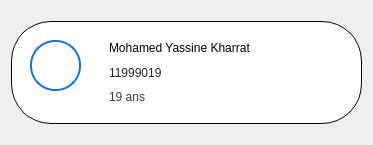
The window that assets/widgets/ThreeLineListItem.ui (Mindblownserver/mini-project) describes before a commit, drawn with Qt 5.
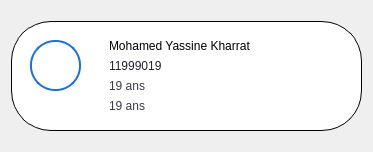
The same window after the commit. Icons and pictures are not drawn.

Diff of the .ui file:
```diff
--- a/assets/widgets/ThreeLineListItem.ui
+++ b/assets/widgets/ThreeLineListItem.ui
@@ -175,6 +175,23 @@
            </property>
           </widget>
          </item>
+         <item>
+          <widget class="QLabel" name="percentage">
+           <property name="minimumSize">
+            <size>
+             <width>0</width>
+             <height>0</height>
+            </size>
+           </property>
+           <property name="styleSheet">
+            <string notr="true">font: 8pt &quot;URW Gothic&quot;;
+color: rgb(61, 56, 70);</string>
+           </property>
+           <property name="text">
+            <string>19 ans</string>
+           </property>
+          </widget>
+         </item>
         </layout>
        </widget>
       </item>
```
